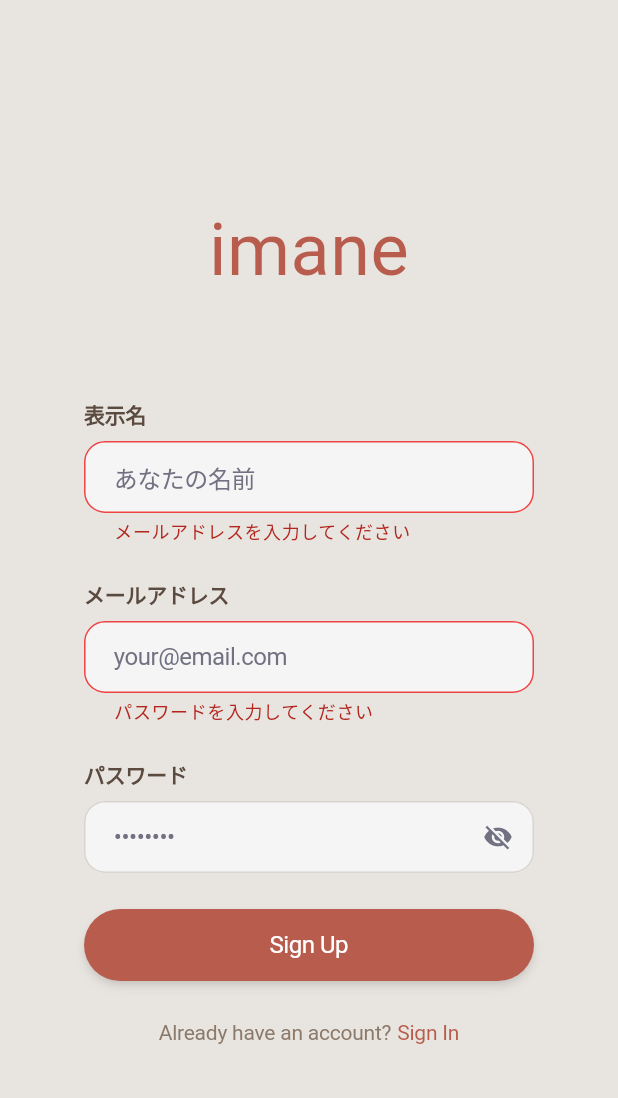
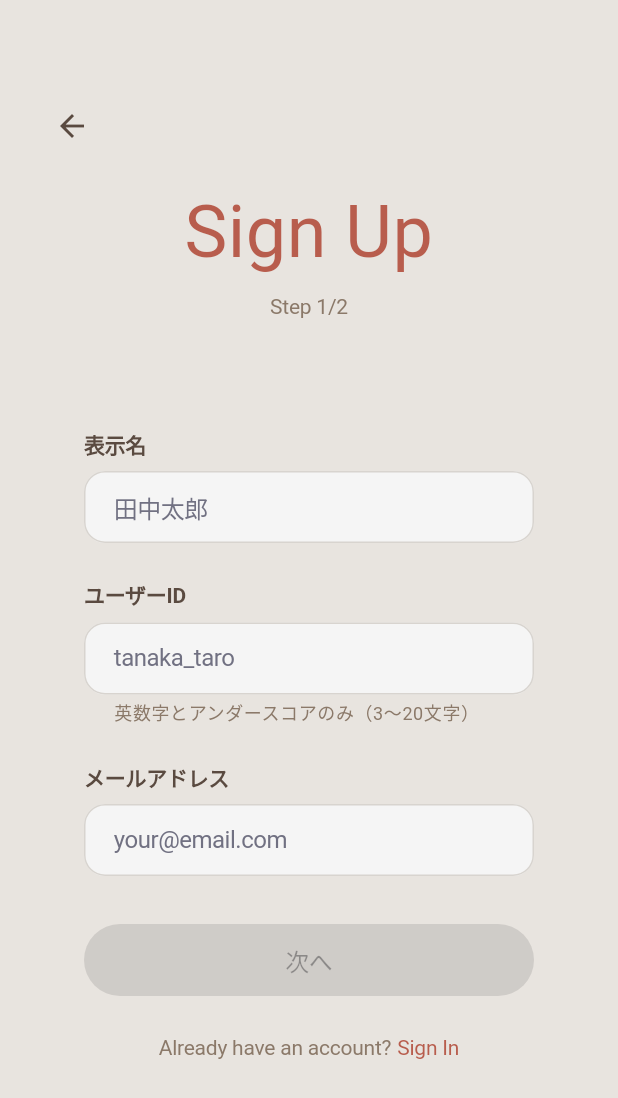
Before and after one commit to hoshido-k/imane, a Flutter app: the screen it shows after launch, after a tap on "Sign in", after a tap on "Sign Up", on a phone screen of 412 x 824 dp. Shown: the top 1098 px of the screen. Run offline on Flutter 3.47's test engine with Material 3 defaults, Android fonts, the phone set to English and light mode, and no system bars; our stand-ins replace connectivity_plus, firebase_auth, firebase_core, geolocator, google_maps_flutter, permission_handler and 1 more; missing offline and left inert: background_location; accounts and stored records are empty; generated files the repository leaves out were written again; network calls fail.

Commit message:
2ステップのサインアップ画面を実装してusername設定を追加
変更内容:
- AuthService.signupメソッドにusernameパラメータを追加
- 2ステップのサインアップ画面を新規作成:
  - Step 1: 表示名、ユーザーID（username）、メールアドレス入力
  - Step 2: パスワードと確認用パスワード入力
  - 各ステップで入力が完了したらボタンを有効化
- login_screenからサインアップモードを削除し、signup_screenへのリンクに変更
- ルーティングに/signupを追加

これにより、サインアップ時にusernameを設定できるようになる

```diff
--- a/mobile/lib/main.dart
+++ b/mobile/lib/main.dart
@@ -4,6 +4,7 @@ import 'package:firebase_core/firebase_core.dart';
 import 'firebase_options.dart';
 import 'core/theme/app_theme.dart';
 import 'screens/auth/login_screen.dart';
+import 'screens/auth/signup_screen.dart';
 import 'screens/auth/password_reset_screen.dart';
 import 'screens/main_screen.dart';
 import 'screens/friends/friends_screen.dart';
@@ -56,6 +57,7 @@ class ImaneApp extends StatelessWidget {
       home: const AuthCheckScreen(),
       routes: {
         '/login': (context) => const LoginScreen(),
+        '/signup': (context) => const SignupScreen(),
         '/password-reset': (context) => const PasswordResetScreen(),
         '/home': (context) => const MainScreen(),
         '/friends': (context) => const FriendsScreen(),
--- a/mobile/lib/screens/auth/login_screen.dart
+++ b/mobile/lib/screens/auth/login_screen.dart
@@ -13,10 +13,8 @@ class _LoginScreenState extends State<LoginScreen> {
   final _formKey = GlobalKey<FormState>();
   final _emailController = TextEditingController();
   final _passwordController = TextEditingController();
-  final _displayNameController = TextEditingController();
   bool _obscurePassword = true;
   bool _isLoading = false;
-  bool _isSignupMode = false; // false=ログイン, true=新規登録
 
   final AuthService _authService = AuthService();
 
@@ -24,7 +22,6 @@ class _LoginScreenState extends State<LoginScreen> {
   void dispose() {
     _emailController.dispose();
     _passwordController.dispose();
-    _displayNameController.dispose();
     super.dispose();
   }
 
@@ -61,40 +58,6 @@ class _LoginScreenState extends State<LoginScreen> {
     }
   }
 
-  Future<void> _handleSignup() async {
-    if (!_formKey.currentState!.validate()) {
-      return;
-    }
-
-    setState(() {
-      _isLoading = true;
-    });
-
-    try {
-      final result = await _authService.signup(
-        email: _emailController.text.trim(),
-        password: _passwordController.text,
-        displayName: _displayNameController.text.trim(),
-      );
-
-      if (!mounted) return;
-
-      if (result.success) {
-        // 登録成功
-        Navigator.of(context).pushReplacementNamed('/home');
-      } else {
-        // エラー表示
-        _showError(result.errorMessage ?? '登録に失敗しました');
-      }
-    } finally {
-      if (mounted) {
-        setState(() {
-          _isLoading = false;
-        });
-      }
-    }
-  }
-
   void _showError(String message) {
     ScaffoldMessenger.of(context).showSnackBar(
       SnackBar(
@@ -117,7 +80,7 @@ class _LoginScreenState extends State<LoginScreen> {
               child: Column(
                 crossAxisAlignment: CrossAxisAlignment.stretch,
                 children: [
-                  // Top spacing (reduced from 210 to 140)
+                  // Top spacing
                   const SizedBox(height: 140),
 
                   // Logo/Title
@@ -135,29 +98,6 @@ class _LoginScreenState extends State<LoginScreen> {
                     child: Column(
                       crossAxisAlignment: CrossAxisAlignment.stretch,
                       children: [
-                        // Display Name Field (新規登録時のみ)
-                        if (_isSignupMode) ...[
-                          _buildLabel('表示名'),
-                          const SizedBox(height: 8),
-                          TextFormField(
-                            controller: _displayNameController,
-                            style: Theme.of(context).textTheme.bodyLarge,
-                            decoration: InputDecoration(
-                              hintText: 'あなたの名前',
-                              hintStyle: Theme.of(context)
-                                  .inputDecorationTheme
-                                  .hintStyle,
-                            ),
-                            validator: (value) {
-                              if (value == null || value.isEmpty) {
-                                return '表示名を入力してください';
-                              }
-                              return null;
-                            },
-                          ),
-                          const SizedBox(height: 24),
-                        ],
-
                         // Email Field
                         _buildLabel('メールアドレス'),
                         const SizedBox(height: 8),
@@ -212,9 +152,6 @@ class _LoginScreenState extends State<LoginScreen> {
                             if (value == null || value.isEmpty) {
                               return 'パスワードを入力してください';
                             }
-                            if (_isSignupMode && value.length < 8) {
-                              return 'パスワードは8文字以上で入力してください';
-                            }
                             return null;
                           },
                         ),
@@ -229,9 +166,7 @@ class _LoginScreenState extends State<LoginScreen> {
                               boxShadow: AppColors.buttonShadow,
                             ),
                             child: ElevatedButton(
-                              onPressed: _isLoading
-                                  ? null
-                                  : (_isSignupMode ? _handleSignup : _handleLogin),
+                              onPressed: _isLoading ? null : _handleLogin,
                               child: _isLoading
                                   ? const SizedBox(
                                       height: 20,
@@ -242,9 +177,9 @@ class _LoginScreenState extends State<LoginScreen> {
                                             AppColors.textWhite),
                                       ),
                                     )
-                                  : Text(
-                                      _isSignupMode ? 'Sign Up' : 'Sign in',
-                                      style: const TextStyle(
+                                  : const Text(
+                                      'Sign in',
+                                      style: TextStyle(
                                         fontSize: 16,
                                         fontWeight: FontWeight.w400,
                                         letterSpacing: -0.31,
@@ -261,20 +196,16 @@ class _LoginScreenState extends State<LoginScreen> {
                           mainAxisAlignment: MainAxisAlignment.center,
                           children: [
                             Text(
-                              _isSignupMode
-                                  ? 'Already have an account?'
-                                  : "Don't have an account?",
+                              "Don't have an account?",
                               style: Theme.of(context).textTheme.bodyMedium,
                             ),
                             const SizedBox(width: 4),
                             GestureDetector(
                               onTap: () {
-                                setState(() {
-                                  _isSignupMode = !_isSignupMode;
-                                });
+                                Navigator.of(context).pushNamed('/signup');
                               },
                               child: Text(
-                                _isSignupMode ? 'Sign In' : 'Sign Up',
+                                'Sign Up',
                                 style: Theme.of(context)
                                     .textTheme
                                     .bodyMedium
@@ -287,9 +218,9 @@ class _LoginScreenState extends State<LoginScreen> {
                           ],
                         ),
 
-                        // Forgot Password Link (ログインモード時のみ)
-                        if (!_isSignupMode) ...[
                         const SizedBox(height: 12),
+
+                        // Forgot Password Link
                         GestureDetector(
                           onTap: () {
                             Navigator.of(context).pushNamed('/password-reset');
@@ -306,7 +237,6 @@ class _LoginScreenState extends State<LoginScreen> {
                                 ),
                           ),
                         ),
-                        ],
                       ],
                     ),
                   ),
--- /dev/null
+++ b/mobile/lib/screens/auth/signup_screen.dart
@@ -0,0 +1,442 @@
+import 'package:flutter/material.dart';
+import '../../core/constants/app_colors.dart';
+import '../../services/auth_service.dart';
+
+class SignupScreen extends StatefulWidget {
+  const SignupScreen({super.key});
+
+  @override
+  State<SignupScreen> createState() => _SignupScreenState();
+}
+
+class _SignupScreenState extends State<SignupScreen> {
+  final _formKeyStep1 = GlobalKey<FormState>();
+  final _formKeyStep2 = GlobalKey<FormState>();
+
+  final _displayNameController = TextEditingController();
+  final _usernameController = TextEditingController();
+  final _emailController = TextEditingController();
+  final _passwordController = TextEditingController();
+  final _confirmPasswordController = TextEditingController();
+
+  bool _obscurePassword = true;
+  bool _obscureConfirmPassword = true;
+  bool _isLoading = false;
+  int _currentStep = 0; // 0=ステップ1, 1=ステップ2
+
+  final AuthService _authService = AuthService();
+
+  @override
+  void dispose() {
+    _displayNameController.dispose();
+    _usernameController.dispose();
+    _emailController.dispose();
+    _passwordController.dispose();
+    _confirmPasswordController.dispose();
+    super.dispose();
+  }
+
+  bool get _isStep1Valid {
+    final displayName = _displayNameController.text.trim();
+    final username = _usernameController.text.trim();
+    final email = _emailController.text.trim();
+
+    return displayName.isNotEmpty &&
+           username.isNotEmpty &&
+           username.length >= 3 &&
+           RegExp(r'^[a-zA-Z0-9_]+$').hasMatch(username) &&
+           email.isNotEmpty &&
+           email.contains('@');
+  }
+
+  bool get _isStep2Valid {
+    final password = _passwordController.text;
+    final confirmPassword = _confirmPasswordController.text;
+
+    return password.isNotEmpty &&
+           password.length >= 8 &&
+           confirmPassword.isNotEmpty &&
+           password == confirmPassword;
+  }
+
+  void _goToStep2() {
+    if (_formKeyStep1.currentState!.validate()) {
+      setState(() {
+        _currentStep = 1;
+      });
+    }
+  }
+
+  void _goBackToStep1() {
+    setState(() {
+      _currentStep = 0;
+    });
+  }
+
+  Future<void> _handleSignup() async {
+    if (!_formKeyStep2.currentState!.validate()) {
+      return;
+    }
+
+    setState(() {
+      _isLoading = true;
+    });
+
+    try {
+      final result = await _authService.signup(
+        username: _usernameController.text.trim(),
+        email: _emailController.text.trim(),
+        password: _passwordController.text,
+        displayName: _displayNameController.text.trim(),
+      );
+
+      if (!mounted) return;
+
+      if (result.success) {
+        // 登録成功
+        Navigator.of(context).pushReplacementNamed('/home');
+      } else {
+        // エラー表示
+        _showError(result.errorMessage ?? '登録に失敗しました');
+      }
+    } finally {
+      if (mounted) {
+        setState(() {
+          _isLoading = false;
+        });
+      }
+    }
+  }
+
+  void _showError(String message) {
+    ScaffoldMessenger.of(context).showSnackBar(
+      SnackBar(
+        content: Text(message),
+        backgroundColor: AppColors.error,
+      ),
+    );
+  }
+
+  @override
+  Widget build(BuildContext context) {
+    return Scaffold(
+      backgroundColor: AppColors.background,
+      body: SafeArea(
+        child: SingleChildScrollView(
+          child: Padding(
+            padding: const EdgeInsets.symmetric(horizontal: 24),
+            child: Column(
+              crossAxisAlignment: CrossAxisAlignment.stretch,
+              children: [
+                const SizedBox(height: 60),
+
+                // Back button
+                Row(
+                  children: [
+                    IconButton(
+                      icon: const Icon(Icons.arrow_back, color: AppColors.textPrimary),
+                      onPressed: () {
+                        if (_currentStep == 0) {
+                          Navigator.of(context).pop();
+                        } else {
+                          _goBackToStep1();
+                        }
+                      },
+                    ),
+                  ],
+                ),
+
+                const SizedBox(height: 20),
+
+                // Logo/Title
+                Text(
+                  'Sign Up',
+                  textAlign: TextAlign.center,
+                  style: Theme.of(context).textTheme.displayLarge,
+                ),
+
+                const SizedBox(height: 12),
+
+                // Step Indicator
+                Text(
+                  'Step ${_currentStep + 1}/2',
+                  textAlign: TextAlign.center,
+                  style: Theme.of(context).textTheme.bodyMedium?.copyWith(
+                    color: AppColors.textSecondary,
+                  ),
+                ),
+
+                const SizedBox(height: 40),
+
+                // Form Container
+                if (_currentStep == 0) _buildStep1() else _buildStep2(),
+              ],
+            ),
+          ),
+        ),
+      ),
+    );
+  }
+
+  Widget _buildStep1() {
+    return Container(
+      padding: const EdgeInsets.fromLTRB(32, 32, 32, 0),
+      child: Form(
+        key: _formKeyStep1,
+        child: Column(
+          crossAxisAlignment: CrossAxisAlignment.stretch,
+          children: [
+            // Display Name Field
+            _buildLabel('表示名'),
+            const SizedBox(height: 8),
+            TextFormField(
+              controller: _displayNameController,
+              style: Theme.of(context).textTheme.bodyLarge,
+              decoration: InputDecoration(
+                hintText: '田中太郎',
+                hintStyle: Theme.of(context).inputDecorationTheme.hintStyle,
+              ),
+              onChanged: (_) => setState(() {}),
+              validator: (value) {
+                if (value == null || value.trim().isEmpty) {
+                  return '表示名を入力してください';
+                }
+                return null;
+              },
+            ),
+            const SizedBox(height: 24),
+
+            // Username Field
+            _buildLabel('ユーザーID'),
+            const SizedBox(height: 8),
+            TextFormField(
+              controller: _usernameController,
+              style: Theme.of(context).textTheme.bodyLarge,
+              decoration: InputDecoration(
+                hintText: 'tanaka_taro',
+                hintStyle: Theme.of(context).inputDecorationTheme.hintStyle,
+                helperText: '英数字とアンダースコアのみ（3〜20文字）',
+                helperStyle: Theme.of(context).textTheme.bodySmall?.copyWith(
+                  color: AppColors.textSecondary,
+                ),
+              ),
+              onChanged: (_) => setState(() {}),
+              validator: (value) {
+                if (value == null || value.trim().isEmpty) {
+                  return 'ユーザーIDを入力してください';
+                }
+                if (value.trim().length < 3 || value.trim().length > 20) {
+                  return 'ユーザーIDは3〜20文字で入力してください';
+                }
+                if (!RegExp(r'^[a-zA-Z0-9_]+$').hasMatch(value.trim())) {
+                  return '英数字とアンダースコアのみ使用できます';
+                }
+                return null;
+              },
+            ),
+            const SizedBox(height: 24),
+
+            // Email Field
+            _buildLabel('メールアドレス'),
+            const SizedBox(height: 8),
+            TextFormField(
+              controller: _emailController,
+              style: Theme.of(context).textTheme.bodyLarge,
+              keyboardType: TextInputType.emailAddress,
+              decoration: InputDecoration(
+                hintText: 'your@email.com',
+                hintStyle: Theme.of(context).inputDecorationTheme.hintStyle,
+              ),
+              onChanged: (_) => setState(() {}),
+              validator: (value) {
+                if (value == null || value.trim().isEmpty) {
+                  return 'メールアドレスを入力してください';
+                }
+                if (!value.contains('@')) {
+                  return '有効なメールアドレスを入力してください';
+                }
+                return null;
+              },
+            ),
+            const SizedBox(height: 32),
+
+            // Next Button
+            SizedBox(
+              height: 48,
+              child: Container(
+                decoration: BoxDecoration(
+                  borderRadius: BorderRadius.circular(100),
+                  boxShadow: _isStep1Valid ? AppColors.buttonShadow : null,
+                ),
+                child: ElevatedButton(
+                  onPressed: _isStep1Valid ? _goToStep2 : null,
+                  child: const Text(
+                    '次へ',
+                    style: TextStyle(
+                      fontSize: 16,
+                      fontWeight: FontWeight.w400,
+                      letterSpacing: -0.31,
+                    ),
+                  ),
+                ),
+              ),
+            ),
+
+            const SizedBox(height: 24),
+
+            // Sign In Link
+            Row(
+              mainAxisAlignment: MainAxisAlignment.center,
+              children: [
+                Text(
+                  'Already have an account?',
+                  style: Theme.of(context).textTheme.bodyMedium,
+                ),
+                const SizedBox(width: 4),
+                GestureDetector(
+                  onTap: () {
+                    Navigator.of(context).pop();
+                  },
+                  child: Text(
+                    'Sign In',
+                    style: Theme.of(context).textTheme.bodyMedium?.copyWith(
+                      color: AppColors.primary,
+                      fontWeight: FontWeight.w400,
+                    ),
+                  ),
+                ),
+              ],
+            ),
+          ],
+        ),
+      ),
+    );
+  }
+
+  Widget _buildStep2() {
+    return Container(
+      padding: const EdgeInsets.fromLTRB(32, 32, 32, 0),
+      child: Form(
+        key: _formKeyStep2,
+        child: Column(
+          crossAxisAlignment: CrossAxisAlignment.stretch,
+          children: [
+            // Password Field
+            _buildLabel('パスワード'),
+            const SizedBox(height: 8),
+            TextFormField(
+              controller: _passwordController,
+              obscureText: _obscurePassword,
+              style: Theme.of(context).textTheme.bodyLarge,
+              decoration: InputDecoration(
+                hintText: '••••••••',
+                hintStyle: Theme.of(context).inputDecorationTheme.hintStyle,
+                helperText: '8文字以上',
+                helperStyle: Theme.of(context).textTheme.bodySmall?.copyWith(
+                  color: AppColors.textSecondary,
+                ),
+                suffixIcon: IconButton(
+                  icon: Icon(
+                    _obscurePassword ? Icons.visibility_off : Icons.visibility,
+                    color: AppColors.textPlaceholder,
+                    size: 20,
+                  ),
+                  onPressed: () {
+                    setState(() {
+                      _obscurePassword = !_obscurePassword;
+                    });
+                  },
+                ),
+              ),
+              onChanged: (_) => setState(() {}),
+              validator: (value) {
+                if (value == null || value.isEmpty) {
+                  return 'パスワードを入力してください';
+                }
+                if (value.length < 8) {
+                  return 'パスワードは8文字以上で入力してください';
+                }
+                return null;
+              },
+            ),
+            const SizedBox(height: 24),
+
+            // Confirm Password Field
+            _buildLabel('パスワード（確認）'),
+            const SizedBox(height: 8),
+            TextFormField(
+              controller: _confirmPasswordController,
+              obscureText: _obscureConfirmPassword,
+              style: Theme.of(context).textTheme.bodyLarge,
+              decoration: InputDecoration(
+                hintText: '••••••••',
+                hintStyle: Theme.of(context).inputDecorationTheme.hintStyle,
+                suffixIcon: IconButton(
+                  icon: Icon(
+                    _obscureConfirmPassword ? Icons.visibility_off : Icons.visibility,
+                    color: AppColors.textPlaceholder,
+                    size: 20,
+                  ),
+                  onPressed: () {
+                    setState(() {
+                      _obscureConfirmPassword = !_obscureConfirmPassword;
+                    });
+                  },
+                ),
+              ),
+              onChanged: (_) => setState(() {}),
+              validator: (value) {
+                if (value == null || value.isEmpty) {
+                  return 'パスワード（確認）を入力してください';
+                }
+                if (value != _passwordController.text) {
+                  return 'パスワードが一致しません';
+                }
+                return null;
+              },
+            ),
+            const SizedBox(height: 32),
+
+            // Sign Up Button
+            SizedBox(
+              height: 48,
+              child: Container(
+                decoration: BoxDecoration(
+                  borderRadius: BorderRadius.circular(100),
+                  boxShadow: _isStep2Valid ? AppColors.buttonShadow : null,
+                ),
+                child: ElevatedButton(
+                  onPressed: _isStep2Valid && !_isLoading ? _handleSignup : null,
+                  child: _isLoading
+                      ? const SizedBox(
+                          height: 20,
+                          width: 20,
+                          child: CircularProgressIndicator(
+                            strokeWidth: 2,
+                            valueColor: AlwaysStoppedAnimation(AppColors.textWhite),
+                          ),
+                        )
+                      : const Text(
+                          'Sign Up',
+                          style: TextStyle(
+                            fontSize: 16,
+                            fontWeight: FontWeight.w400,
+                            letterSpacing: -0.31,
+                          ),
+                        ),
+                ),
+              ),
+            ),
+          ],
+        ),
+      ),
+    );
+  }
+
+  Widget _buildLabel(String text) {
+    return Text(
+      text,
+      style: Theme.of(context).textTheme.labelLarge,
+    );
+  }
+}
--- a/mobile/lib/services/auth_service.dart
+++ b/mobile/lib/services/auth_service.dart
@@ -16,6 +16,7 @@ class AuthService {
 
   /// 新規登録
   Future<AuthResult> signup({
+    required String username,
     required String email,
     required String password,
     required String displayName,
@@ -25,6 +26,7 @@ class AuthService {
       final response = await _apiService.post(
         '/auth/signup',
         body: {
+          'username': username,
           'email': email,
           'password': password,
           'display_name': displayName,
```
Lines whose indentation alone changed are shown as unchanged.
